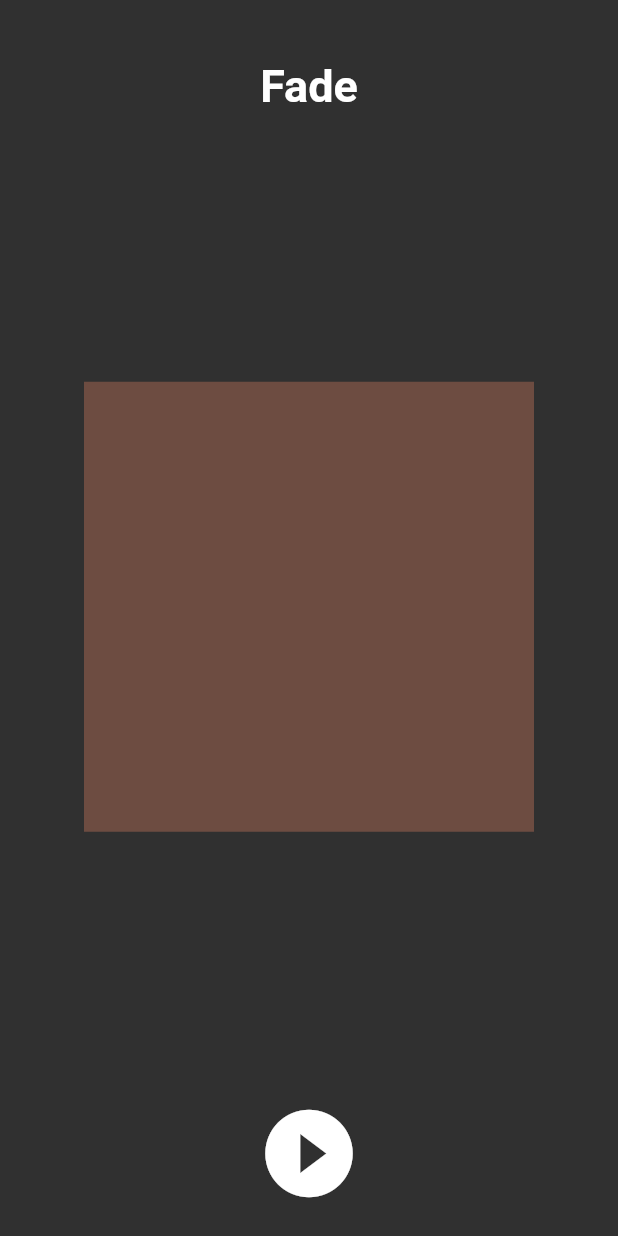
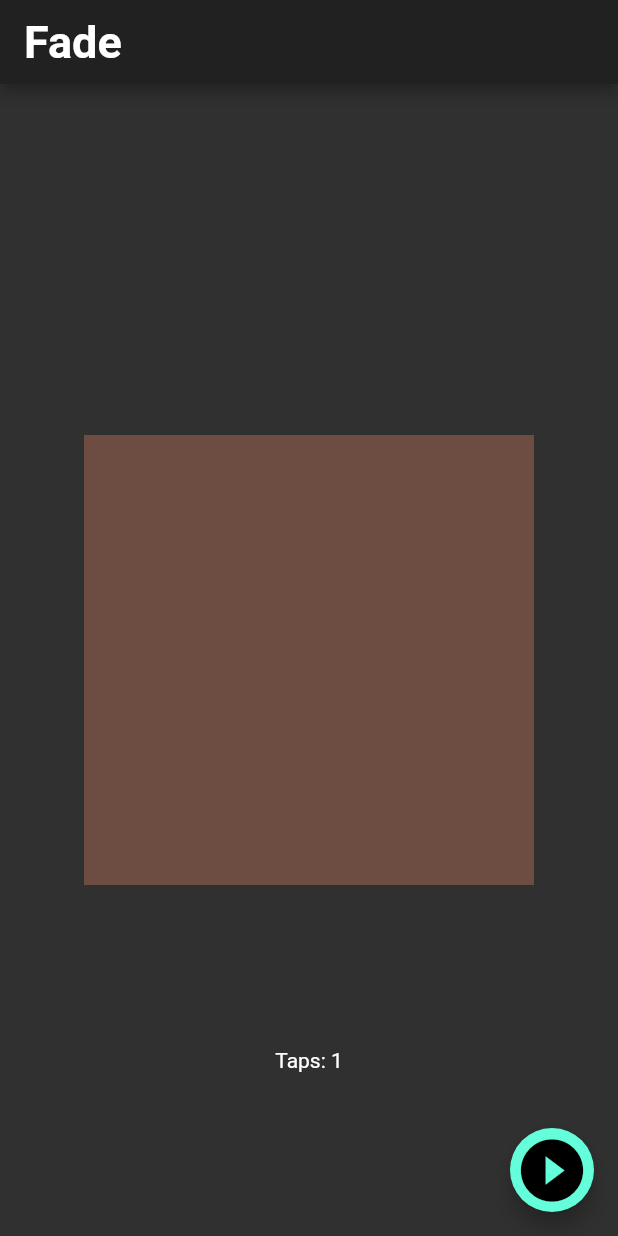
Before and after one commit to aagarwal1012/Animated-Text-Kit, a Flutter app: the screen it shows after launch, after a tap on the "play circle filled" icon, after a tap on "do IT!", on a phone screen of 412 x 824 dp. Run offline on Flutter 3.47's test engine with Material 2 defaults, Android fonts, the phone set to English and light mode, and no system bars.

Commit message:
Added tap count to expose setState bug.

```diff
--- a/example/lib/main.dart
+++ b/example/lib/main.dart
@@ -47,7 +47,7 @@ class MyHomePage extends StatefulWidget {
 }
 
 class _MyHomePageState extends State<MyHomePage> {
-  final _textAnimationKit = <Widget>[
+  List<Widget> get _textAnimationKit => <Widget>[
         ListView(
           scrollDirection: Axis.horizontal,
           children: <Widget>[
@@ -67,9 +67,7 @@ class _MyHomePageState extends State<MyHomePage> {
                   height: 100.0,
                 ),
                 RotateAnimatedTextKit(
-              onTap: () {
-                print('Tap Event');
-              },
+                  onTap: () => _onTap(),
                   isRepeatingAnimation: true,
                   totalRepeatCount: 10,
                   text: ['AWESOME', 'OPTIMISTIC', 'DIFFERENT'],
@@ -81,18 +79,14 @@ class _MyHomePageState extends State<MyHomePage> {
           ],
         ),
         FadeAnimatedTextKit(
-      onTap: () {
-        print('Tap Event');
-      },
+          onTap: () => _onTap(),
           text: ['do IT!', 'do it RIGHT!!', 'do it RIGHT NOW!!!'],
           textStyle: TextStyle(fontSize: 32.0, fontWeight: FontWeight.bold),
         ),
         SizedBox(
           width: 250.0,
           child: TyperAnimatedTextKit(
-        onTap: () {
-          print('Tap Event');
-        },
+            onTap: () => _onTap(),
             text: [
               'It is not enough to do your best,',
               'you must know what to do,',
@@ -105,9 +99,7 @@ class _MyHomePageState extends State<MyHomePage> {
         SizedBox(
           width: 250.0,
           child: TypewriterAnimatedTextKit(
-        onTap: () {
-          print('Tap Event');
-        },
+            onTap: () => _onTap(),
             text: [
               'Discipline is the best tool',
               'Design first, then code',
@@ -118,18 +110,14 @@ class _MyHomePageState extends State<MyHomePage> {
           ),
         ),
         ScaleAnimatedTextKit(
-      onTap: () {
-        print('Tap Event');
-      },
+          onTap: () => _onTap(),
           text: ['Think', 'Build', 'Ship'],
           textStyle: TextStyle(fontSize: 70.0, fontFamily: 'Canterbury'),
         ),
 
         /// colors.length >= 2
         ColorizeAnimatedTextKit(
-      onTap: () {
-        print('Tap Event');
-      },
+          onTap: () => _onTap(),
           text: [
             'Larry Page',
             'Bill Gates',
@@ -155,6 +143,7 @@ class _MyHomePageState extends State<MyHomePage> {
         ),
 
         WavyAnimatedTextKit(
+          onTap: () => _onTap(),
           textStyle: TextStyle(fontSize: 20),
           text: [
             'Hello World',
@@ -176,20 +165,26 @@ class _MyHomePageState extends State<MyHomePage> {
   ];
 
   int _index = 0;
+  int _tapCount = 0;
+
+  void _onTap() {
+    print('Tap Event');
+    setState(() {
+      _tapCount++;
+    });
+  }
 
   @override
   Widget build(BuildContext context) {
     return Scaffold(
-      body: Column(
-        children: <Widget>[
-          SizedBox(
-            height: 40.0,
-            width: double.maxFinite,
-          ),
-          Text(
+      appBar: AppBar(
+        title: Text(
           labels[_index],
           style: TextStyle(fontSize: 30.0, fontWeight: FontWeight.bold),
         ),
+      ),
+      body: Column(
+        children: <Widget>[
           Expanded(
             child: Container(),
           ),
@@ -200,24 +195,25 @@ class _MyHomePageState extends State<MyHomePage> {
             width: 300.0,
           ),
           Expanded(
-            child: Container(),
+            child: Container(
+              alignment: Alignment.center,
+              child: Text('Taps: $_tapCount'),
             ),
-          InkWell(
-            child: Icon(
-              Icons.play_circle_filled,
-              size: 70.0,
           ),
-            onTap: () {
+        ],
+      ),
+      floatingActionButton: FloatingActionButton(
+        onPressed: () {
           setState(() {
             _index = ++_index % _textAnimationKit.length;
+            _tapCount = 0;
           });
         },
+        tooltip: 'Increment',
+        child: const Icon(
+          Icons.play_circle_filled,
+          size: 50.0,
         ),
-          SizedBox(
-            height: 20.0,
-            width: double.maxFinite,
-          ),
-        ],
       ),
     );
   }
```
Lines whose indentation alone changed are shown as unchanged.
